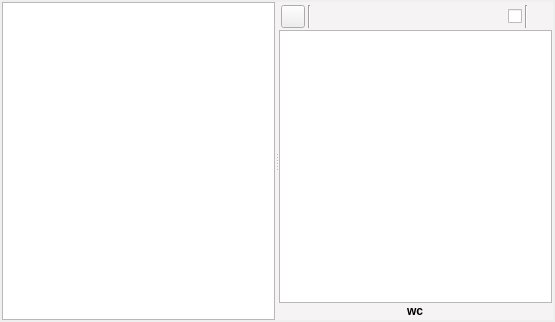
The window that ui/manuscript_view.ui (zkovari/plotlyst) describes before a commit, drawn with Qt 5.
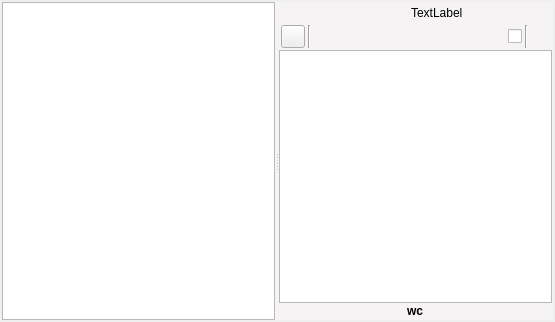
The same window after the commit. Custom widgets are drawn as their Qt base class.

Commit message: Manuscript title, closes #268

```diff
--- a/ui/manuscript_view.ui
+++ b/ui/manuscript_view.ui
@@ -78,6 +78,80 @@
         <property name="bottomMargin">
          <number>0</number>
         </property>
+        <item>
+         <widget class="QWidget" name="widget" native="true">
+          <layout class="QHBoxLayout" name="horizontalLayout_4">
+           <property name="spacing">
+            <number>2</number>
+           </property>
+           <property name="leftMargin">
+            <number>0</number>
+           </property>
+           <property name="topMargin">
+            <number>0</number>
+           </property>
+           <property name="rightMargin">
+            <number>0</number>
+           </property>
+           <property name="bottomMargin">
+            <number>0</number>
+           </property>
+           <item>
+            <spacer name="horizontalSpacer_2">
+             <property name="orientation">
+              <enum>Qt::Horizontal</enum>
+             </property>
+             <property name="sizeHint" stdset="0">
+              <size>
+               <width>40</width>
+               <height>20</height>
+              </size>
+             </property>
+            </spacer>
+           </item>
+           <item>
+            <widget class="QToolButton" name="btnPov">
+             <property name="styleSheet">
+              <string notr="true">border: 0px;</string>
+             </property>
+             <property name="text">
+              <string/>
+             </property>
+            </widget>
+           </item>
+           <item>
+            <widget class="QToolButton" name="btnSceneType">
+             <property name="styleSheet">
+              <string notr="true">border: 0px;</string>
+             </property>
+             <property name="text">
+              <string/>
+             </property>
+            </widget>
+           </item>
+           <item>
+            <widget class="QLabel" name="lblSceneTitle">
+             <property name="text">
+              <string>TextLabel</string>
+             </property>
+            </widget>
+           </item>
+           <item>
+            <spacer name="horizontalSpacer_3">
+             <property name="orientation">
+              <enum>Qt::Horizontal</enum>
+             </property>
+             <property name="sizeHint" stdset="0">
+              <size>
+               <width>40</width>
+               <height>20</height>
+              </size>
+             </property>
+            </spacer>
+           </item>
+          </layout>
+         </widget>
+        </item>
         <item>
          <widget class="QWidget" name="wdgToolbar" native="true">
           <property name="styleSheet">
```
The commit also changes 2 other files.
